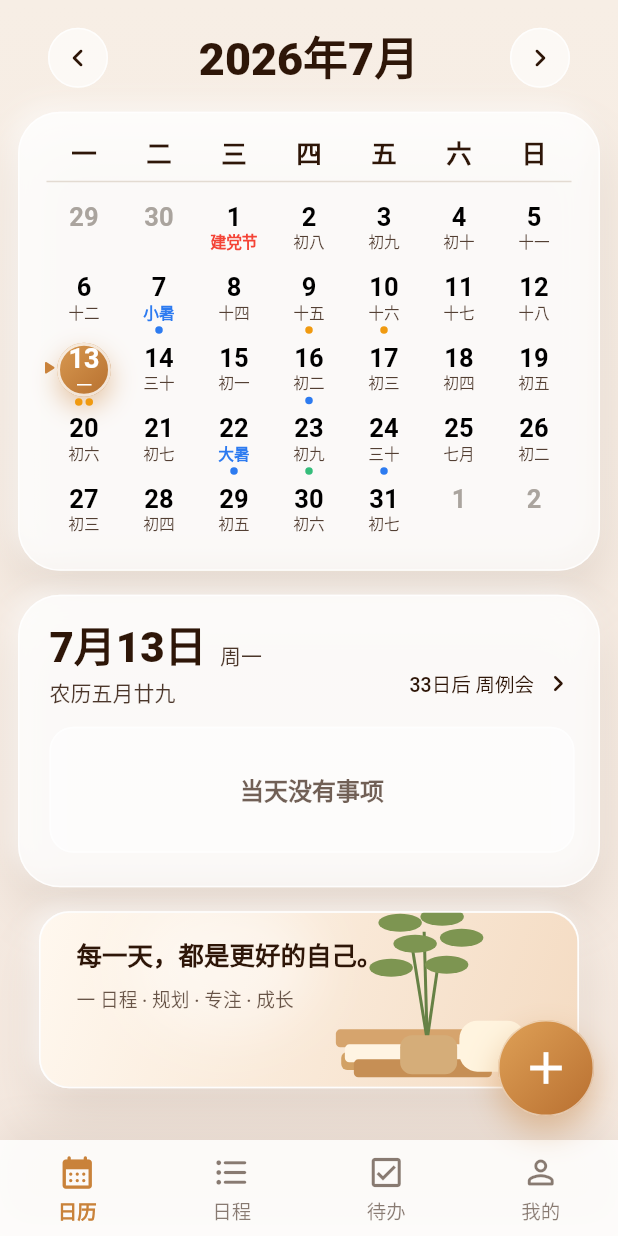
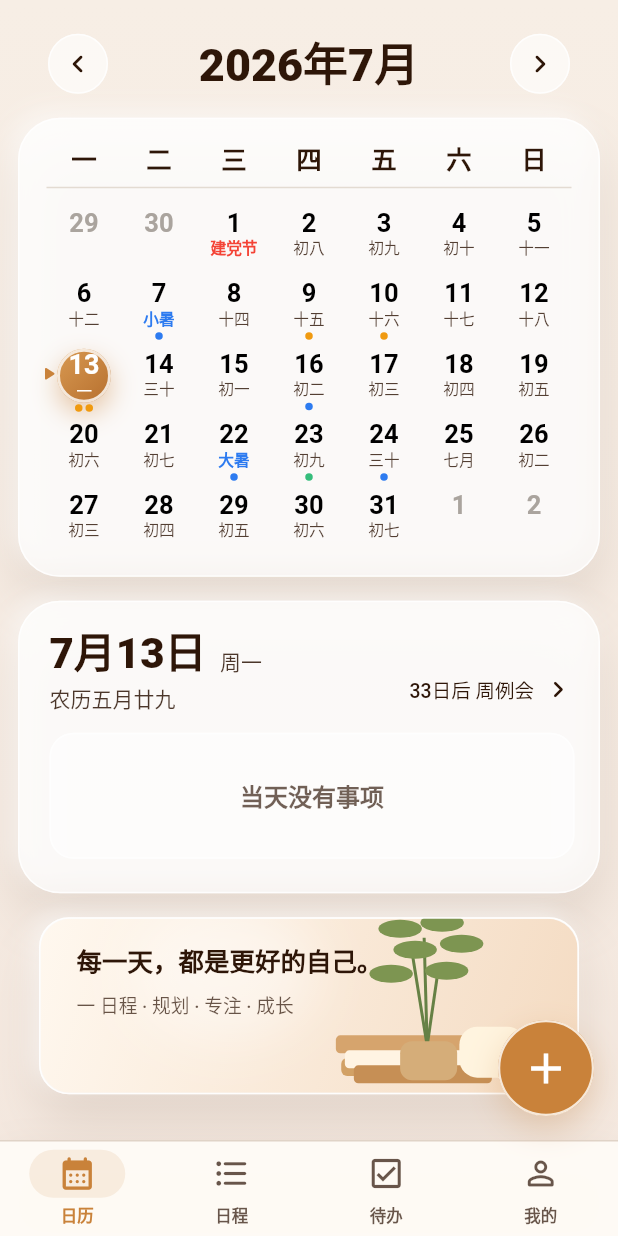
Before and after one commit to dabenbenzhong/flutter_demo, a Flutter app: the screen it shows after launch, on a phone screen of 412 x 824 dp. Run offline on Flutter 3.47's test engine with Material 3 defaults, Android fonts, the phone set to English and light mode, and no system bars; Roboto replaces fonts that are missing (sans).

Commit message:
Implement app shell navigation polish

```diff
--- a/lib/features/calendar/widgets/add_event_button.dart
+++ b/lib/features/calendar/widgets/add_event_button.dart
@@ -1,5 +1,6 @@
 import 'package:flutter/material.dart';
-import 'package:my_flutter_demo/features/calendar/data/calendar_demo_data.dart';
+import 'package:my_flutter_demo/ui/components/app_components.dart';
+import 'package:my_flutter_demo/ui/theme/app_theme.dart';
 
 class AddEventButton extends StatelessWidget {
   const AddEventButton({required this.onPressed, super.key});
@@ -8,32 +9,35 @@
 
   @override
   Widget build(BuildContext context) {
-    return Semantics(
+    final tokens = context.appTheme;
+
+    return Tooltip(
+      message: '新增事项',
+      child: Semantics(
         button: true,
         label: '新增事项',
         child: GestureDetector(
           behavior: HitTestBehavior.opaque,
           onTap: onPressed,
           child: Container(
-          width: 64,
-          height: 64,
+            key: const ValueKey('calendar-add-event-button-surface'),
+            width: appFloatingActionButtonSize,
+            height: appFloatingActionButtonSize,
             decoration: BoxDecoration(
+              color: tokens.colors.primaryAction,
               shape: BoxShape.circle,
-            gradient: const LinearGradient(
-              begin: Alignment.topLeft,
-              end: Alignment.bottomRight,
-              colors: [Color(0xffdfa157), Color(0xffb86f30)],
+              border: Border.all(
+                color: tokens.colors.surface.withValues(alpha: 0.84),
+                width: 1.5,
               ),
-            border: Border.all(color: Colors.white.withValues(alpha: 0.55)),
-            boxShadow: [
-              BoxShadow(
-                color: caramel.withValues(alpha: 0.42),
-                blurRadius: 18,
-                offset: const Offset(0, 10),
+              boxShadow: tokens.shadows.floating,
             ),
-            ],
+            child: Icon(
+              Icons.add,
+              color: tokens.colors.onPrimaryAction,
+              size: 34,
             ),
-          child: const Icon(Icons.add, color: Colors.white, size: 36),
+          ),
         ),
       ),
     );
--- a/lib/features/calendar/widgets/calendar_bottom_navigation.dart
+++ b/lib/features/calendar/widgets/calendar_bottom_navigation.dart
@@ -1,5 +1,6 @@
 import 'package:flutter/material.dart';
-import 'package:my_flutter_demo/features/calendar/data/calendar_demo_data.dart';
+import 'package:my_flutter_demo/ui/components/app_components.dart';
+import 'package:my_flutter_demo/ui/theme/app_theme.dart';
 
 class CalendarBottomNavigation extends StatelessWidget {
   const CalendarBottomNavigation({
@@ -13,6 +14,7 @@
 
   @override
   Widget build(BuildContext context) {
+    final tokens = context.appTheme;
     const items = [
       _NavigationItemData(Icons.calendar_month_rounded, '日历'),
       _NavigationItemData(Icons.format_list_bulleted_rounded, '日程'),
@@ -21,79 +23,36 @@
     ];
 
     return DecoratedBox(
+      key: const ValueKey('calendar-bottom-navigation-surface'),
       decoration: BoxDecoration(
-        color: Colors.white.withValues(alpha: 0.86),
-        boxShadow: [
-          BoxShadow(
-            color: const Color(0xff4c2d18).withValues(alpha: 0.08),
-            blurRadius: 22,
-            offset: const Offset(0, -8),
-          ),
-        ],
+        color: tokens.colors.surface.withValues(alpha: 0.96),
+        border: Border(top: BorderSide(color: tokens.colors.border)),
+        boxShadow: tokens.shadows.navigation,
       ),
       child: SafeArea(
         top: false,
         child: SizedBox(
-          height: 64,
-          child: Row(
-            mainAxisAlignment: MainAxisAlignment.spaceAround,
-            children: [
-              for (var index = 0; index < items.length; index++)
-                _NavItem(
-                  icon: items[index].icon,
-                  label: items[index].label,
-                  isSelected: index == selectedIndex,
-                  onTap: () => onSelected(index),
-                ),
-            ],
-          ),
-        ),
-      ),
-    );
-  }
-}
-
-class _NavItem extends StatelessWidget {
-  const _NavItem({
-    required this.icon,
-    required this.label,
-    required this.onTap,
-    this.isSelected = false,
-  });
-
-  final IconData icon;
-  final String label;
-  final VoidCallback onTap;
-  final bool isSelected;
-
-  @override
-  Widget build(BuildContext context) {
-    final color = isSelected ? caramel : warmBrown.withValues(alpha: 0.56);
-
-    return Semantics(
-      button: true,
-      selected: isSelected,
-      label: label,
-      child: GestureDetector(
-        behavior: HitTestBehavior.opaque,
-        onTap: onTap,
-        child: SizedBox(
-          width: 64,
-          child: Column(
-            mainAxisAlignment: MainAxisAlignment.center,
-            children: [
-              Icon(icon, color: color, size: 26),
-              const SizedBox(height: 3),
-              Text(
-                label,
-                style: TextStyle(
-                  color: color,
-                  fontSize: 13,
-                  fontWeight: isSelected ? FontWeight.w700 : FontWeight.w500,
-                  letterSpacing: 0,
-                ),
+          height: appBottomNavigationHeight,
+          child: Center(
+            child: ConstrainedBox(
+              constraints: const BoxConstraints(maxWidth: appPageMaxWidth),
+              child: NavigationBar(
+                selectedIndex: selectedIndex,
+                onDestinationSelected: onSelected,
+                height: appBottomNavigationHeight,
+                backgroundColor: Colors.transparent,
+                elevation: 0,
+                labelBehavior: NavigationDestinationLabelBehavior.alwaysShow,
+                destinations: [
+                  for (final item in items)
+                    NavigationDestination(
+                      icon: Icon(item.icon),
+                      selectedIcon: Icon(item.icon),
+                      label: item.label,
+                    ),
+                ],
               ),
-            ],
+            ),
           ),
         ),
       ),
--- a/lib/ui/components/app_components.dart
+++ b/lib/ui/components/app_components.dart
@@ -1,8 +1,16 @@
 import 'package:flutter/material.dart';
 import 'package:my_flutter_demo/ui/theme/app_theme.dart';
 
+const double appPageMaxWidth = 430;
+const double appBottomNavigationHeight = 64;
+const double appFloatingActionButtonSize = 64;
+
 class AppPageContainer extends StatelessWidget {
-  const AppPageContainer({required this.child, this.maxWidth = 430, super.key});
+  const AppPageContainer({
+    required this.child,
+    this.maxWidth = appPageMaxWidth,
+    super.key,
+  });
 
   final Widget child;
   final double maxWidth;
@@ -10,6 +18,9 @@
   @override
   Widget build(BuildContext context) {
     final tokens = context.appTheme;
+    final viewPadding = MediaQuery.viewPaddingOf(context);
+    final bottomInset =
+        appBottomNavigationHeight + viewPadding.bottom + tokens.spacing.xl;
     final backgroundEnd = Color.lerp(
       tokens.colors.background,
       tokens.colors.surfaceMuted,
@@ -34,7 +45,7 @@
                 tokens.spacing.sm,
                 0,
                 tokens.spacing.sm,
-                96,
+                bottomInset,
               ),
               child: child,
             ),
--- a/lib/ui/theme/app_theme.dart
+++ b/lib/ui/theme/app_theme.dart
@@ -128,7 +128,6 @@
       navigationBarTheme: NavigationBarThemeData(
         backgroundColor: tokens.colors.surface.withValues(alpha: 0.94),
         elevation: 0,
-        height: 64,
         indicatorColor: tokens.colors.primaryAction.withValues(alpha: 0.12),
         iconTheme: WidgetStateProperty.resolveWith((states) {
           final isSelected = states.contains(WidgetState.selected);
```
Also changed, not shown: 2 other files. Lines whose indentation alone changed are shown as unchanged.
